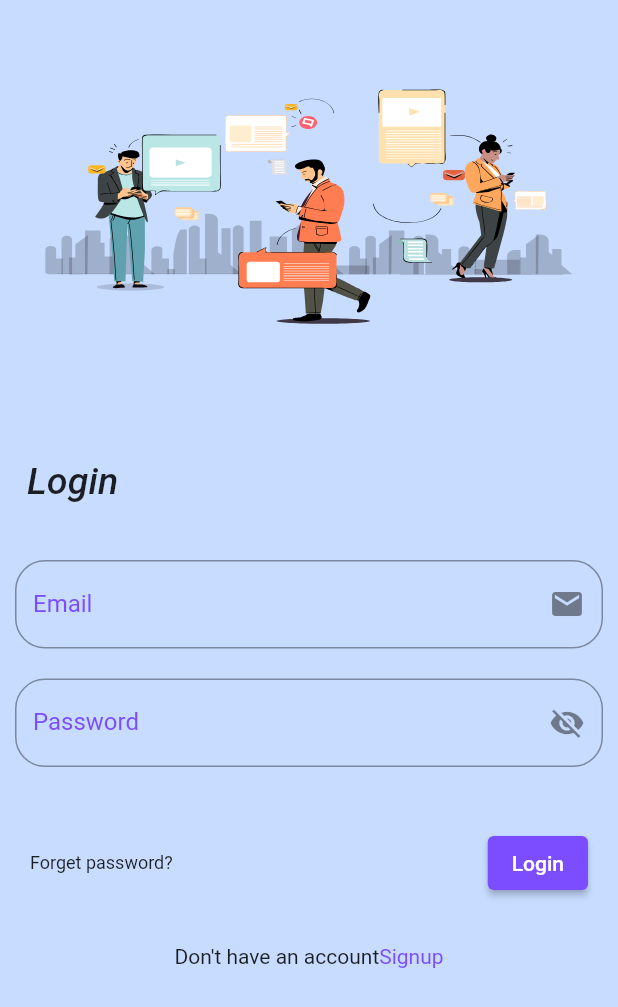
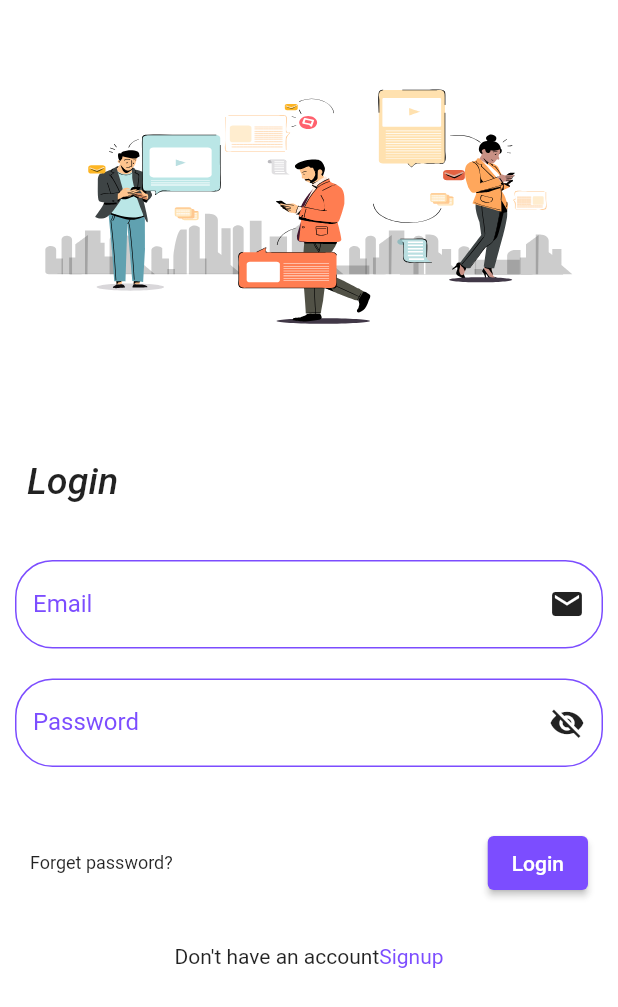
Before and after one commit to xlayertraining/july21group9, a Flutter app: the screen it shows after launch, on a phone screen of 412 x 824 dp. Shown: the top 1007 px of the screen. Run offline on Flutter 3.47's test engine with Material 2 defaults, Android fonts, the light colour scheme and no system bars; our stand-ins replace lottie.

Commit message:
login page was revamped upon request and app icon was changed

```diff
--- a/application/news_flix/lib/Loginpg.dart
+++ b/application/news_flix/lib/Loginpg.dart
@@ -19,7 +19,7 @@ class _MyappState extends State<Myapp> {
     double width = MediaQuery.of(context).size.width;
     double height = MediaQuery.of(context).size.height;
         return Scaffold(
-          backgroundColor: Colors.blueAccent. withOpacity(0.3),
+          backgroundColor: Colors.white38. withOpacity(0.9),
       body: Container(
         padding: EdgeInsets.all(10),
         height: height,
@@ -61,9 +61,14 @@ class _MyappState extends State<Myapp> {
                   labelText: 'Email',
                   labelStyle: TextStyle(color: Colors.deepPurpleAccent),
                   hintText: 'Enter valid email id as abc@gmail.com',
-                  suffixIcon: Icon(Icons.email),
-                  border: OutlineInputBorder(
-                    borderRadius: BorderRadius.circular(20.0),
+                  suffixIcon: Icon(Icons.email, color: Colors.black87),
+
+                  enabledBorder: OutlineInputBorder(
+                    borderSide: BorderSide(color: Colors.deepPurpleAccent),
+                    borderRadius: BorderRadius.circular(25.0),),
+                  focusedBorder: OutlineInputBorder(
+                    borderSide: BorderSide(color:Colors.black87),
+                    borderRadius: BorderRadius.circular(25.0),
                   ),
                 ),
               ),
@@ -76,12 +81,18 @@ class _MyappState extends State<Myapp> {
                   labelText: 'Password',
                   labelStyle: TextStyle(color: Colors.deepPurpleAccent),
                   hintText: 'Enter secure password',
-                  suffixIcon: Icon(Icons.visibility_off),
-                  border: OutlineInputBorder(
-                    borderRadius: BorderRadius.circular(20.0),
+                  suffixIcon: Icon(Icons.visibility_off,color: Colors.black87),
+                 enabledBorder: OutlineInputBorder(
+                    borderSide: BorderSide(color: Colors.deepPurpleAccent),
+                    borderRadius: BorderRadius.circular(25.0),),
+                    focusedBorder: OutlineInputBorder(
+                      borderSide: BorderSide(color:Colors.black87),
+                      borderRadius: BorderRadius.circular(25.0),
+                    ),
+
                   ),
                 ),
-              ),
+
               SizedBox(
                 height: 30.0,
               ),
```
Also changed, not shown: 7 other files.
